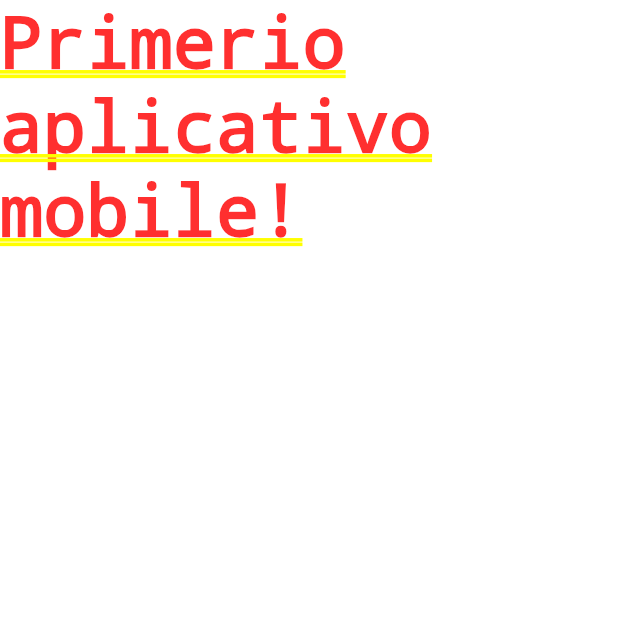
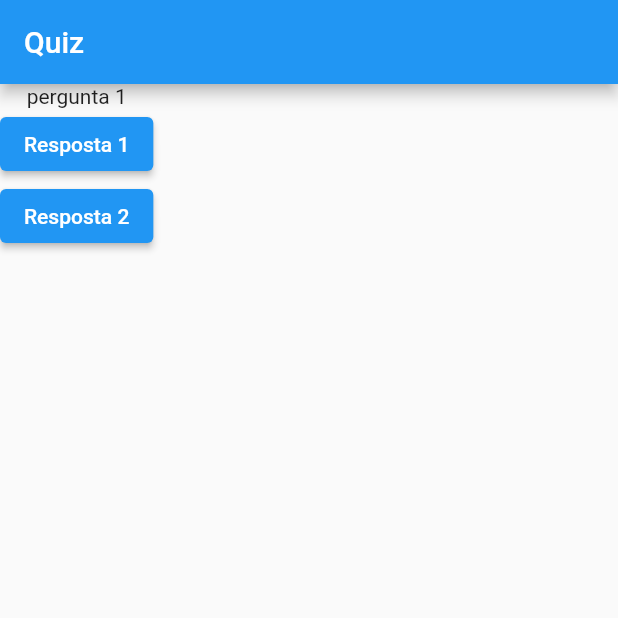
Before and after one commit to Tworres/quiz, a Flutter app: the screen it shows after launch, on a phone screen of 412 x 824 dp, the top half of it. Run offline on Flutter 3.47's test engine with Material 2 defaults, Android fonts, the phone set to English and light mode, and no system bars.

Commit message:
Reactive Questions

```diff
--- a/lib/main.dart
+++ b/lib/main.dart
@@ -1,13 +1,52 @@
 import 'package:flutter/material.dart';
 
 main() {
-  runApp(new PerguntaApp());
+  runApp(PerguntaApp());
 }
 
-class PerguntaApp extends StatelessWidget {
+class PerguntaAppState extends State<PerguntaApp> {
+  int perguntaSelecionada = 0;
+
+  void responder() {
+    setState(() {
+      perguntaSelecionada++;
+    });
+    print(perguntaSelecionada);
+  }
+
+  final perguntas = [
+    'pergunta 1',
+    'pergunta 2',
+    'pergunta 3',
+    'pergunta 4',
+    'pergunta 5',
+  ];
+
+  @override
   Widget build(BuildContext context) {
     return MaterialApp(
-      home: Text('Primerio aplicativo mobile!'),
+      home: Scaffold(
+        appBar: AppBar(
+          title: Text('Quiz'),
+        ),
+        body: Column(children: [
+          Text(perguntas[perguntaSelecionada]),
+          ElevatedButton(
+            child: Text('Resposta 1'),
+            onPressed: responder,
+          ),
+          ElevatedButton(
+            child: Text('Resposta 2'),
+            onPressed: responder,
+          )
+        ]),
+      ),
     );
   }
 }
+
+class PerguntaApp extends StatefulWidget {
+  PerguntaAppState createState() {
+    return PerguntaAppState();
+  }
+}
```
